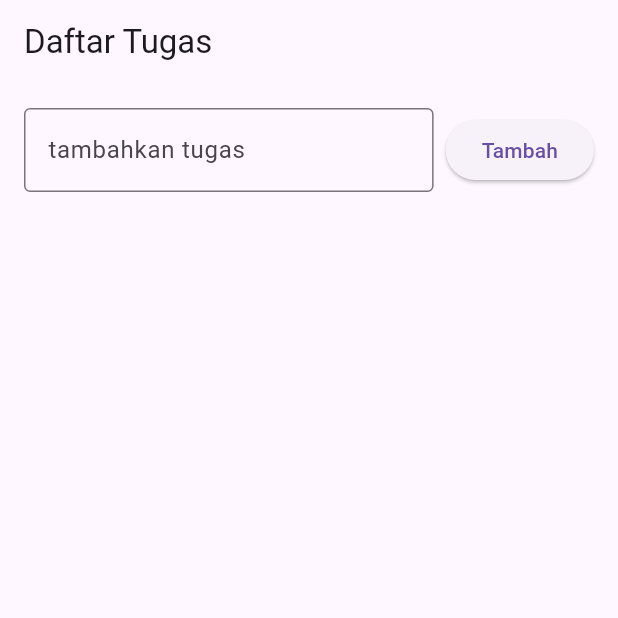
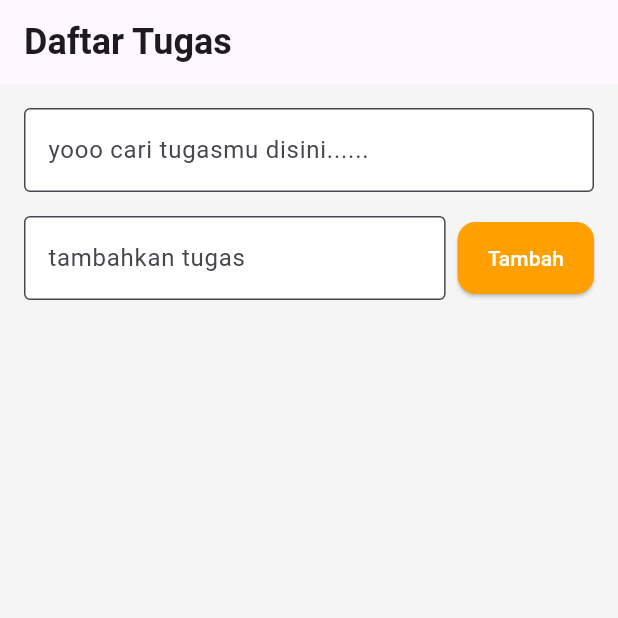
Before and after one commit to Kelelaw010/to_do_list, a Flutter app: the screen it shows after launch, on a phone screen of 412 x 824 dp, the top half of it. Run offline on Flutter 3.47's test engine with Material 3 defaults, Android fonts, the phone set to English and light mode, and no system bars; our stand-ins replace shared_preferences; Roboto replaces fonts that are missing (Robeto).

```diff
--- a/lib/app_theme.dart
+++ b/lib/app_theme.dart
@@ -1,5 +1,4 @@
 import 'dart:math';
-
 import 'package:flutter/material.dart';
 
 class AppTheme {
--- a/lib/main.dart
+++ b/lib/main.dart
@@ -1,6 +1,7 @@
 import 'package:flutter/material.dart';
 import 'package:todolist/storage.dart';
 import 'package:todolist/app_theme.dart';
+import 'package:todolist/search_bar.dart';
 
 void main() {
   runApp(const MyApp());
@@ -13,7 +14,7 @@ class MyApp extends StatelessWidget {
     return MaterialApp(
       debugShowCheckedModeBanner: false,
       title: 'Todo List',
-      theme: ThemeData(primarySwatch: Colors.amber),
+      theme: AppTheme.lightTheme,
       home: const TodoHomePage(),
     );
   }
@@ -29,6 +30,18 @@ class _TodoHomePageState extends State<TodoHomePage> {
   final List<Map<String, dynamic>> _todos = []; //Daftar Tugas
   final TextEditingController _controller =
       TextEditingController(); //input teks
+  final TextEditingController _searchController = TextEditingController();
+  String _searchText = "";
+
+  @override
+  void initState() {
+    super.initState();
+    TodoStorage.loadTodos().then((loadedTodos) {
+      setState(() {
+        _todos.addAll(loadedTodos);
+      });
+    });
+  }
 
   void _addTodo() {
     final text = _controller.text;
@@ -57,23 +70,29 @@ class _TodoHomePageState extends State<TodoHomePage> {
   }
 
   @override
-  void initState() {
-    super.initState();
-    TodoStorage.loadTodos().then((loadedTodos) {
-      setState(() {
-        _todos.addAll(loadedTodos);
-      });
-    });
-  }
+  Widget build(BuildContext context) {
+    final filteredTodos =
+        _todos.where((todo) {
+          return todo['title'].toString().toLowerCase().contains(
+            _searchText.toLowerCase(),
+          );
+        }).toList();
 
-  @override
-  Widget build(BuildContext context) {
     return Scaffold(
       appBar: AppBar(title: const Text('Daftar Tugas')),
       body: Padding(
         padding: const EdgeInsets.all(16.0),
         child: Column(
           children: [
+            SearchBarWidget(
+              controller: _searchController,
+              onChanged: (text) {
+                setState(() {
+                  _searchText = text;
+                });
+              },
+            ),
+            const SizedBox(height: 16),
             Row(
               children: [
                 Expanded(
@@ -95,26 +114,30 @@ class _TodoHomePageState extends State<TodoHomePage> {
             const SizedBox(height: 16),
             Expanded(
               child: ListView.builder(
-                itemCount: _todos.length,
+                itemCount: filteredTodos.length,
                 itemBuilder: (context, index) {
+                  final todo =
+                      filteredTodos[index]; //ambil data dari hasil filter
+                  final originalIndex = _todos.indexOf(todo);
+
                   return Card(
                     child: ListTile(
                       leading: Checkbox(
-                        value: _todos[index]['isDone'],
-                        onChanged: (_) => _toggleDone(index),
+                        value: todo['isDone'],
+                        onChanged: (_) => _toggleDone(originalIndex),
                       ),
                       title: Text(
-                        _todos[index]['title'],
+                        todo['title'],
                         style: TextStyle(
                           decoration:
-                              _todos[index]['isDone']
+                              todo['isDone']
                                   ? TextDecoration.lineThrough
                                   : null,
                         ),
                       ),
                       trailing: IconButton(
                         icon: const Icon(Icons.delete),
-                        onPressed: () => _removeTodo(index),
+                        onPressed: () => _removeTodo(originalIndex),
                       ),
                     ),
                   );
--- /dev/null
+++ b/lib/search_bar.dart
@@ -0,0 +1,24 @@
+import 'package:flutter/material.dart';
+
+class SearchBarWidget extends StatelessWidget {
+  final TextEditingController controller;
+  final Function(String) onChanged;
+
+  const SearchBarWidget({
+    Key? key,
+    required this.controller,
+    required this.onChanged,
+  }) : super(key: key);
+  @override
+  Widget build(BuildContext context) {
+    return TextField(
+      controller: controller,
+      decoration: const InputDecoration(
+        labelText: 'yooo cari tugasmu disini......',
+        // prefixIcon: Icon(Icons.search),
+        border: OutlineInputBorder(),
+      ),
+      onChanged: onChanged,
+    );
+  }
+}
```
